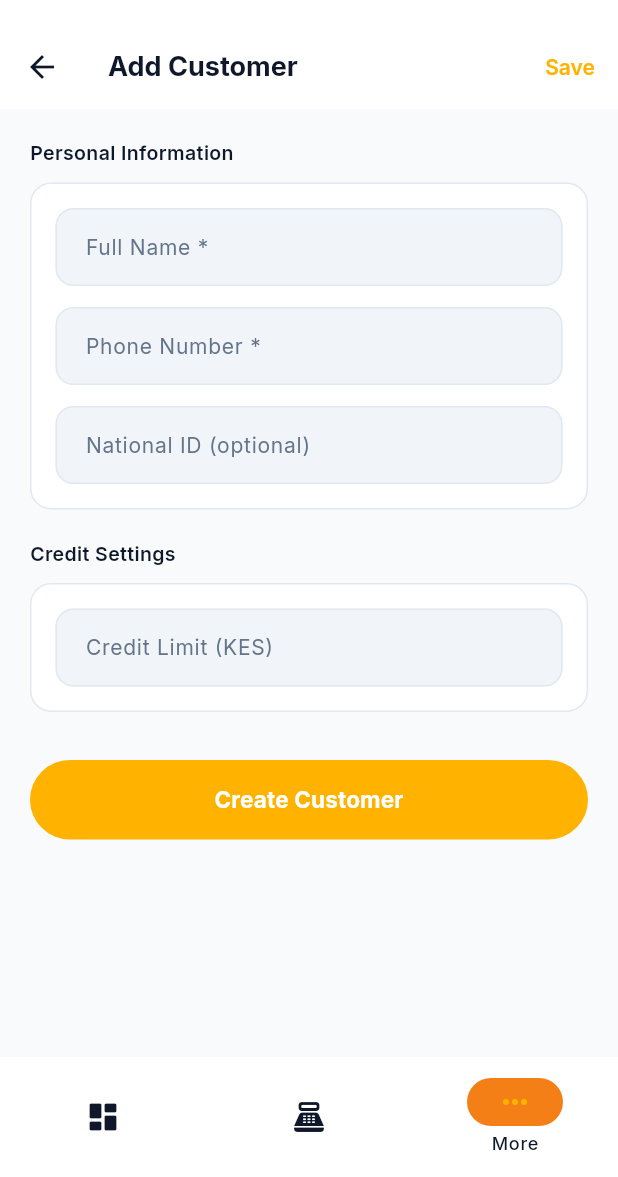
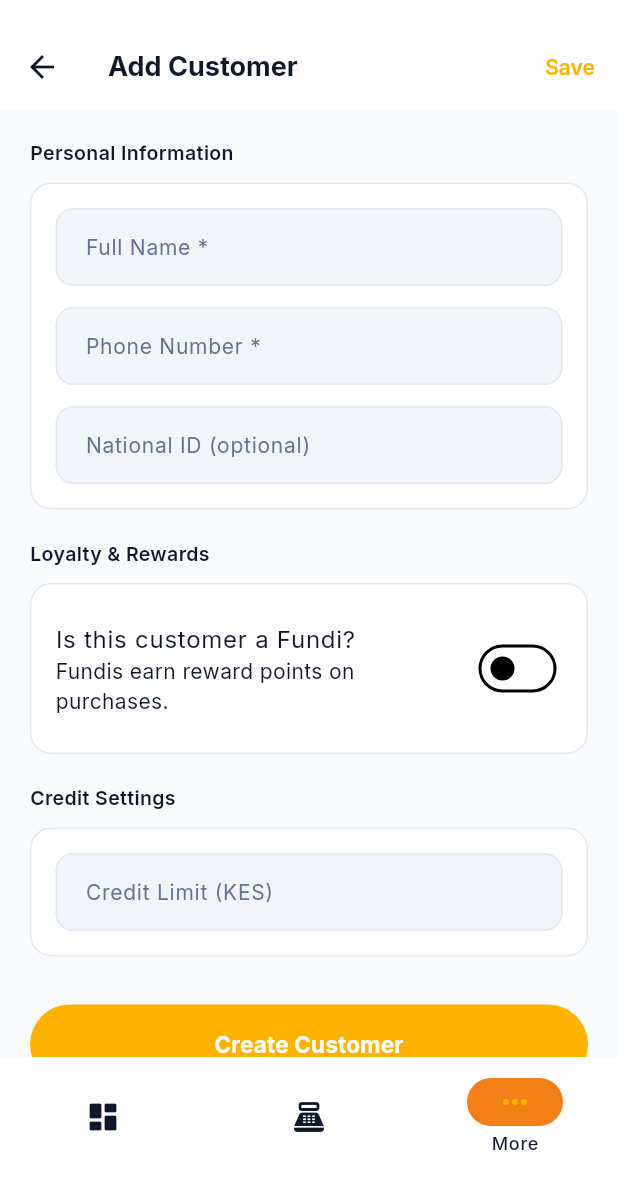
Before and after one commit to MartinMuraya/hardwareos, a Flutter app: the AddCustomerScreen screen opened by its route, on a phone screen of 412 x 824 dp, the part 59-1236 px from its top. Run offline on Flutter 3.47's test engine with Material 3 defaults, Android fonts, the phone set to English and light mode, and no system bars; our stand-ins replace cloud_firestore, cloud_functions, connectivity_plus, csv, file_picker, firebase_auth and 16 more; missing offline and left inert: blue_thermal_printer, dart:html, dart:js_util, esc_pos_utils_plus, excel, firebase_app_check; accounts and stored records are empty; generated files the repository leaves out were written again; network calls fail.

Commit message:
feat: complete fundi loyalty points implementation

```diff
--- a/lib/core/models/customer.dart
+++ b/lib/core/models/customer.dart
@@ -7,6 +7,8 @@ class Customer {
   final double creditLimit;
   final double currentBalance;
   final double totalDebt;
+  final bool isFundi;
+  final double loyaltyPoints;
   final DateTime createdAt;
   final DateTime updatedAt;
 
@@ -19,6 +21,8 @@ class Customer {
     this.creditLimit = 0,
     this.currentBalance = 0,
     this.totalDebt = 0,
+    this.isFundi = false,
+    this.loyaltyPoints = 0,
     required this.createdAt,
     required this.updatedAt,
   });
@@ -32,9 +36,26 @@ class Customer {
     creditLimit: ((map['creditLimit'] as num?) ?? 0).toDouble(),
     currentBalance: ((map['currentBalance'] as num?) ?? 0).toDouble(),
     totalDebt: ((map['totalDebt'] as num?) ?? 0).toDouble(),
+    isFundi: (map['isFundi'] as bool?) ?? false,
+    loyaltyPoints: ((map['loyaltyPoints'] as num?) ?? 0).toDouble(),
     createdAt: DateTime.parse(map['createdAt'] as String),
     updatedAt: DateTime.parse(map['updatedAt'] as String),
   );
+
+  Map<String, dynamic> toMap() => {
+    'id': id,
+    'businessId': businessId,
+    'fullName': fullName,
+    'phoneNumber': phoneNumber,
+    'nationalId': nationalId,
+    'creditLimit': creditLimit,
+    'currentBalance': currentBalance,
+    'totalDebt': totalDebt,
+    'isFundi': isFundi,
+    'loyaltyPoints': loyaltyPoints,
+    'createdAt': createdAt.toIso8601String(),
+    'updatedAt': updatedAt.toIso8601String(),
+  };
 
   bool get isOverLimit => creditLimit > 0 && currentBalance > creditLimit;
 
--- a/lib/core/models/sale.dart
+++ b/lib/core/models/sale.dart
@@ -44,6 +44,8 @@ class Sale {
   final DateTime createdAt;
   final String? cashierName;
   final String? customerName;
+  final double pointsEarned;
+  final double pointsRedeemed;
   final Map<String, dynamic>? metadata;
 
   const Sale({
@@ -57,6 +59,8 @@ class Sale {
     required this.createdAt,
     this.cashierName,
     this.customerName,
+    this.pointsEarned = 0,
+    this.pointsRedeemed = 0,
     this.metadata,
   });
 
@@ -73,6 +77,8 @@ class Sale {
       createdAt:     DateTime.tryParse(map['createdAt']?.toString() ?? '') ?? DateTime.now(),
       cashierName:   map['cashierName'] as String?,
       customerName:  map['customerName'] as String?,
+      pointsEarned:  ((map['pointsEarned'] ?? 0) as num).toDouble(),
+      pointsRedeemed: ((map['pointsRedeemed'] ?? 0) as num).toDouble(),
       metadata:      map['metadata'] as Map<String, dynamic>?,
     );
   }
@@ -89,6 +95,8 @@ class Sale {
       'createdAt': createdAt.toIso8601String(),
       'cashierName': cashierName,
       'customerName': customerName,
+      'pointsEarned': pointsEarned,
+      'pointsRedeemed': pointsRedeemed,
       'metadata': metadata,
       if (metadata?['timsCuInvoiceNumber'] != null) 'timsCuInvoiceNumber': metadata!['timsCuInvoiceNumber'],
       if (metadata?['timsQrCode'] != null) 'timsQrCode': metadata!['timsQrCode'],
--- a/lib/features/customers/screens/add_customer_screen.dart
+++ b/lib/features/customers/screens/add_customer_screen.dart
@@ -19,6 +19,7 @@ class _AddCustomerScreenState extends State<AddCustomerScreen> {
   final _idCtrl = TextEditingController();
   final _limitCtrl = TextEditingController();
   bool _submitting = false;
+  bool _isFundi = false;
   String? _error;
 
   @override
@@ -38,6 +39,7 @@ class _AddCustomerScreenState extends State<AddCustomerScreen> {
         'phoneNumber': _phoneCtrl.text.trim(),
         'nationalId': _idCtrl.text.trim(),
         'creditLimit': double.tryParse(_limitCtrl.text.trim()) ?? 0,
+        'isFundi': _isFundi,
       });
       if (mounted) {
         ScaffoldMessenger.of(context).showSnackBar(
@@ -109,6 +111,16 @@ class _AddCustomerScreenState extends State<AddCustomerScreen> {
                     ),
                   ])),
                   const SizedBox(height: 20),
+                  _Section(label: 'Loyalty & Rewards', child: Column(children: [
+                    SwitchListTile(
+                      title: const Text('Is this customer a Fundi?'),
+                      subtitle: const Text('Fundis earn reward points on purchases.'),
+                      value: _isFundi,
+                      onChanged: (val) => setState(() => _isFundi = val),
+                      contentPadding: EdgeInsets.zero,
+                    ),
+                  ])),
+                  const SizedBox(height: 20),
                   _Section(label: 'Credit Settings', child: Column(children: [
                     TextFormField(
                       controller: _limitCtrl,
```
Also changed, not shown: lib/features/customers/screens/customer_detail_screen.dart (+15 -0 lines), lib/features/sales/screens/pos_screen.dart (+129 -62 lines), 3 other files.
